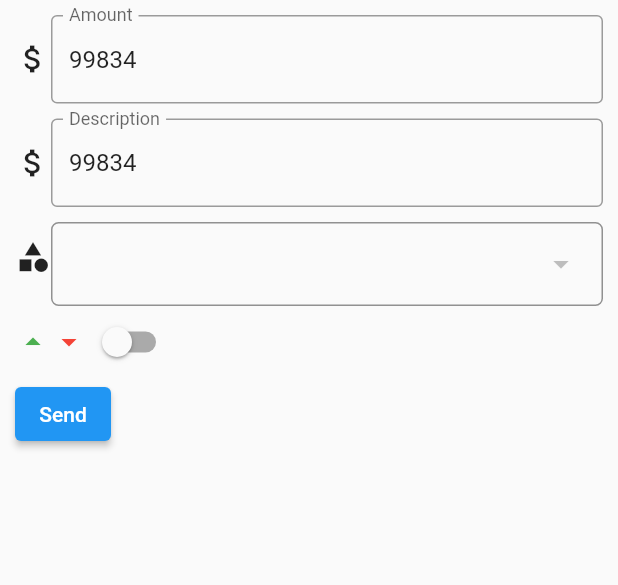
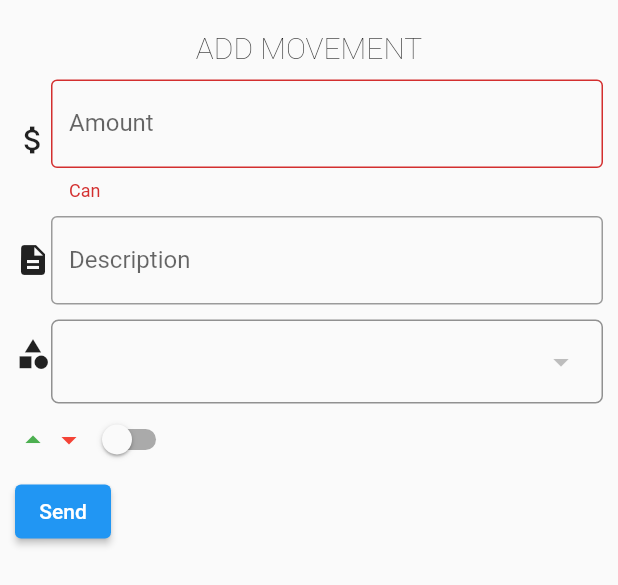
Before and after one commit to gustavosantaella/mobile-finance, a Flutter app: the AddMovementWidget widget shown alone on an empty page, opened directly, after a tap on "Send", on a phone screen of 412 x 824 dp. Shown: the top 585 px of the screen. Run offline on Flutter 3.47's test engine with Material 2 defaults, Android fonts, the light colour scheme and no system bars; missing offline and left inert: search_choices; network calls fail.

Commit message:
wrap content in bottomsheet

```diff
--- a/lib/pages/home/main.dart
+++ b/lib/pages/home/main.dart
@@ -1,20 +1,19 @@
-
 import 'package:finance/pages/home/widgets/balance.dart';
 import 'package:finance/pages/home/widgets/list_transaction_widget.dart';
 import 'package:finance/pages/home/widgets/bottom_sheet.dart';
 import 'package:flutter/material.dart';
 
-class HomePage extends StatefulWidget{
+class HomePage extends StatefulWidget {
   const HomePage({super.key});
 
   @override
   HomeState createState() => HomeState();
 }
+
 class HomeState extends State<HomePage> {
   static int balance = 0;
 
-
-  void setBalance(int value){
+  void setBalance(int value) {
     setState(() {
       balance = value;
     });
@@ -28,6 +27,7 @@ class HomeState extends State<HomePage> {
     }
     return array;
   }
+
   @override
   Widget build(BuildContext context) {
     return Scaffold(
@@ -48,16 +48,16 @@ class HomeState extends State<HomePage> {
                         children: [
                           Expanded(
                               child: Container(
-                        margin:
-                            const EdgeInsets.only(top: 10, left: 10, right: 10),
+                            margin: const EdgeInsets.only(
+                                top: 10, left: 10, right: 10),
                             child: Flex(
                               direction: Axis.horizontal,
                               mainAxisAlignment: MainAxisAlignment.spaceAround,
                               children: [
                                 TextButton(
                                     style: const ButtonStyle(),
-                                onPressed: () =>
-                                    print(MediaQuery.of(context).size.height),
+                                    onPressed: () => print(
+                                        MediaQuery.of(context).size.height),
                                     child: Flex(
                                       direction: Axis.horizontal,
                                       mainAxisAlignment:
@@ -71,7 +71,8 @@ class HomeState extends State<HomePage> {
                                         Text(
                                           "Welcome, Gustavo Alejandro",
                                           style: TextStyle(
-                                          fontSize: 20, color: Colors.white),
+                                              fontSize: 20,
+                                              color: Colors.white),
                                         ),
                                       ],
                                     )),
@@ -83,7 +84,6 @@ class HomeState extends State<HomePage> {
                             ),
                           ))
                         ],
-
                       ),
                       // balance
                       BalanceWidget(setBalance, balance),
@@ -91,22 +91,34 @@ class HomeState extends State<HomePage> {
                       Row(
                         crossAxisAlignment: CrossAxisAlignment.end,
                         mainAxisAlignment: MainAxisAlignment.end,
-                    children:  [
-                      IconButton(onPressed:  () => {
-                        showDialog(context: context, builder: (BuildContext contex) {
+                        children: [
+                          IconButton(
+                              onPressed: () => {
+                                    showDialog(
+                                        context: context,
+                                        builder: (BuildContext contex) {
                                           return const AlertDialog(
                                             content: Text("asdasd"),
                                           );
                                         })
-                      }, icon: const Icon(Icons.search_sharp, color: Colors.white,))
+                                  },
+                              icon: const Icon(
+                                Icons.search_sharp,
+                                color: Colors.white,
+                              ))
                         ],
                       ),
                       //  transactions
                       Expanded(
+                          flex: 1,
+                          child: FractionallySizedBox(
+                            heightFactor: 1,
                             child: Container(
+                              height: MediaQuery.of(context).size.height,
                               margin: const EdgeInsets.all(10),
                               decoration: const BoxDecoration(
-                        borderRadius: BorderRadius.all(Radius.circular(10)),
+                                borderRadius:
+                                    BorderRadius.all(Radius.circular(10)),
                                 boxShadow: <BoxShadow>[
                                   BoxShadow(
                                     color: Color.fromRGBO(100, 100, 100, .5),
@@ -120,7 +132,7 @@ class HomeState extends State<HomePage> {
                                 children: _sd(),
                               ),
                             ),
-                  )
+                          ))
                     ]),
                   )),
               const BottomSheetWiget()
--- a/lib/pages/home/widgets/bottom_sheet.dart
+++ b/lib/pages/home/widgets/bottom_sheet.dart
@@ -1,3 +1,5 @@
+import 'dart:math';
+
 import 'package:finance/pages/home/services/service.dart' as service;
 import 'package:flutter/material.dart';
 
@@ -17,12 +19,10 @@ class BottomSheetWiget extends StatelessWidget {
               onPressed: () async {
                 await showModalBottomSheet<void>(
                   context: context,
-                  constraints: BoxConstraints(
-                      maxHeight:
-                          MediaQuery.of(context).size.height.floorToDouble() /
-                              2),
+                  shape: RoundedRectangleBorder(
+                    borderRadius: BorderRadius.circular(10.0),
+                  ),
                   isScrollControlled: true,
-                  isDismissible: true,
                   builder: (BuildContext context) {
                     return const AddMovementWidget();
                   },
@@ -51,6 +51,7 @@ class AddMovementWidget extends StatefulWidget {
 class _AddMovementState extends State<AddMovementWidget> {
   static bool isExpense = false;
   final amountController = TextEditingController();
+  final descriptionController = TextEditingController();
   late Future<List> categories;
   String categorySelected = '';
 
@@ -65,6 +66,7 @@ class _AddMovementState extends State<AddMovementWidget> {
     }
   }
 
+  final _formKey = GlobalKey<FormState>();
   @override
   void initState() {
     super.initState();
@@ -73,20 +75,40 @@ class _AddMovementState extends State<AddMovementWidget> {
 
   @override
   Widget build(BuildContext context) {
-    return ListView(
+    return Container(
+        // height: MediaQuery.of(context).size.height  <= 700 == true ? MediaQuery.of(context).size.height /2.2 : MediaQuery.of(context).size.height /4,
+        margin: const EdgeInsets.all(10),
+        child: Wrap(children: [
+          Column(
             children: [
-        Container(
-          margin: const EdgeInsets.all(10),
-          child: Expanded(
+              Form(
+                key: _formKey,
                 child: Column(
+                  mainAxisSize: MainAxisSize.min,
+                  children: [
+                    Column(
                       crossAxisAlignment: CrossAxisAlignment.start,
                       children: [
+                         Center(
+                          child: Container(
+                            margin: const EdgeInsets.all(10),
+                            child:  const Text("ADD MOVEMENT", textAlign: TextAlign.center, style: TextStyle(fontSize: 20, fontWeight: FontWeight.w200),),
+                          ),
+                        ),
                         Row(
                           crossAxisAlignment: CrossAxisAlignment.center,
                           children: [
                             const Icon(Icons.attach_money),
                             Flexible(
-                      child: TextField(
+                              child: TextFormField(
+                                validator: (value) {
+                                  if (value == null ||
+                                      value == '0' ||
+                                      value.isEmpty) {
+                                    return 'Can';
+                                  }
+                                  return null;
+                                },
                                 keyboardType: TextInputType.number,
                                 controller: amountController,
                                 decoration: const InputDecoration(
@@ -94,7 +116,7 @@ class _AddMovementState extends State<AddMovementWidget> {
                                   labelText: 'Amount',
                                 ),
                               ),
-                    ),
+                            )
                           ],
                         ),
                         Container(
@@ -102,11 +124,11 @@ class _AddMovementState extends State<AddMovementWidget> {
                           child: Row(
                             crossAxisAlignment: CrossAxisAlignment.center,
                             children: [
-                      const Icon(Icons.attach_money),
+                              const Icon(Icons.description),
                               Flexible(
-                        child: TextField(
+                                child: TextFormField(
                                   keyboardType: TextInputType.number,
-                          controller: amountController,
+                                  controller: descriptionController,
                                   decoration: const InputDecoration(
                                     border: OutlineInputBorder(),
                                     labelText: 'Description',
@@ -130,8 +152,8 @@ class _AddMovementState extends State<AddMovementWidget> {
                                   padding: const EdgeInsets.all(15),
                                   decoration: BoxDecoration(
                                       border: Border.all(
-                                  color:
-                                      const Color.fromRGBO(100, 100, 100, .7)),
+                                          color: const Color.fromRGBO(
+                                              100, 100, 100, .7)),
                                       borderRadius: BorderRadius.circular(5)),
                                   child: DropdownButtonHideUnderline(
                                     child: FutureBuilder(
@@ -155,12 +177,14 @@ class _AddMovementState extends State<AddMovementWidget> {
                                             items: items,
                                             isDense: true,
                                             isExpanded: true,
-                                    borderRadius: BorderRadius.circular(10),
+                                            borderRadius:
+                                                BorderRadius.circular(10),
                                             hint: Text(categorySelected),
                                             onChanged: (obj) {
                                               print(obj);
                                               setState(() {
-                                        categorySelected = obj.toString();
+                                                categorySelected =
+                                                    obj.toString();
                                               });
                                             });
                                       },
@@ -178,20 +202,33 @@ class _AddMovementState extends State<AddMovementWidget> {
                                 Icon(Icons.arrow_drop_down, color: Colors.red),
                               ],
                             ),
-                    Switch(value: isExpense, onChanged: (bool value) {}),
+                            Switch(
+                                value: isExpense,
+                                onChanged: (bool value) {
+                                  setState(() {
+                                    isExpense = value;
+                                  });
+                                }),
                           ],
                         ),
                         ElevatedButton(
                             onPressed: () {
-                      amountController.text = 99834.toString();
-                      print(amountController.text);
+                              bool validation =
+                                  _formKey.currentState?.validate() as bool;
+                              if (validation == false) {
+                                return;
+                              }
+
+                              var a = _formKey.currentState?.save();
                             },
                             child: const Text("Send"))
                       ],
                     ),
+                  ],
                 ),
               )
             ],
-    );
+          )
+        ]));
   }
 }
```
Lines whose indentation alone changed are shown as unchanged.
